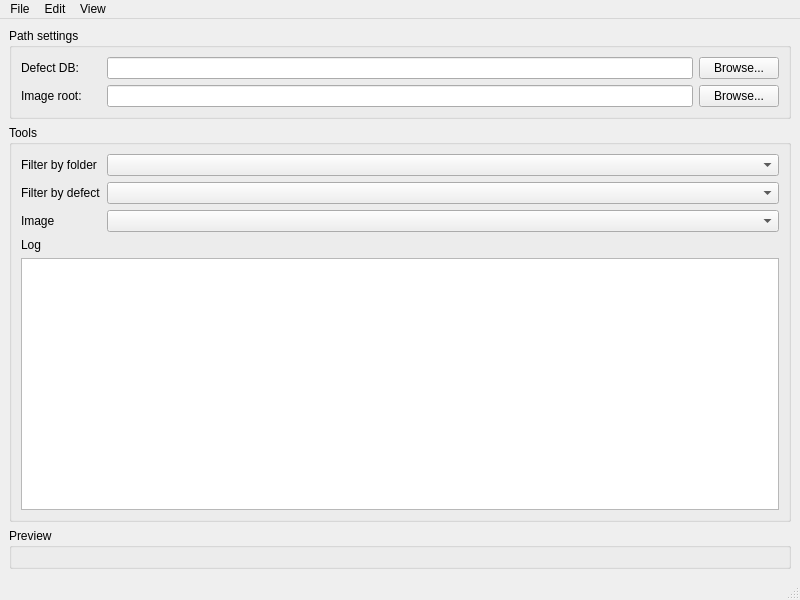
First picture: the form in ui/deftui.ui, repository extall/road-defect-types, before the edit.
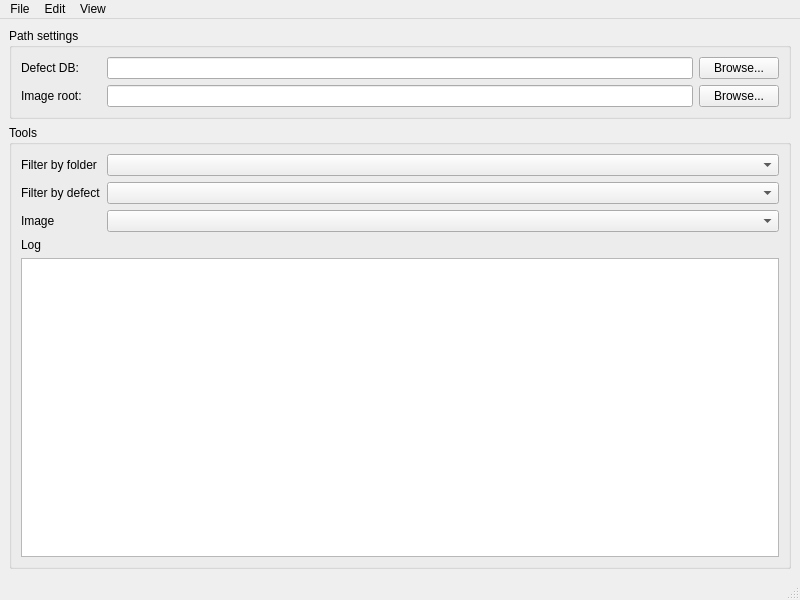
Second picture: the form after the edit.

Commit message: [Change: UI layout] Replaced the embedded UI for plotting images with an external preview window

Patch:
```diff
--- a/ui/deftui.ui
+++ b/ui/deftui.ui
@@ -184,18 +184,6 @@
       </layout>
      </widget>
     </item>
-    <item>
-     <widget class="QGroupBox" name="groupBox_3">
-      <property name="title">
-       <string>Preview</string>
-      </property>
-      <layout class="QVBoxLayout" name="verticalLayout_2">
-       <item>
-        <layout class="QVBoxLayout" name="layoutPreview"/>
-       </item>
-      </layout>
-     </widget>
-    </item>
    </layout>
   </widget>
   <widget class="QMenuBar" name="menubar">
```
Left out of the diff: 12 changed lines with no effect on the pictures. The commit also changes 5 other files.
